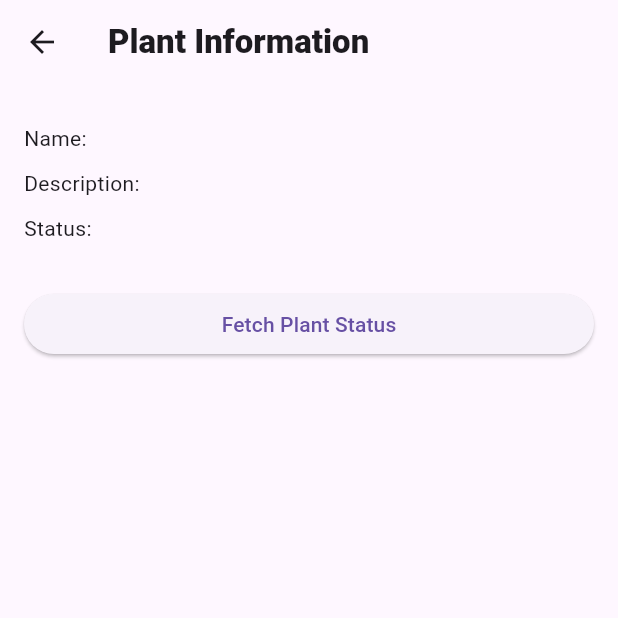
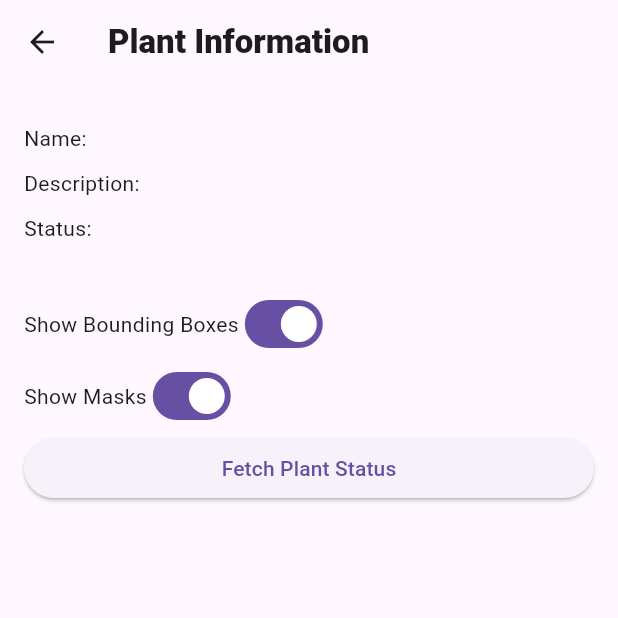
Before and after one commit to AgRobotics-Lab-in-BBE-UMN/gopher-eye-app, a Flutter app: the PlantInfo screen opened directly with empty values, on a phone screen of 412 x 824 dp, the top half of it. Run offline on Flutter 3.47's test engine with Material 3 defaults, Android fonts, the phone set to English and light mode, and no system bars; our stand-ins replace camera, gallery_saver, get, image_picker, permission_handler and 1 more; missing offline and left inert: dart:ffi; accounts and stored records are empty; network calls fail.

Commit message:
Add toggle for masks and bounding boxes

```diff
--- a/lib/plant_info.dart
+++ b/lib/plant_info.dart
@@ -7,10 +7,25 @@ import 'package:gopher_eye/api.dart';
 import 'package:http/http.dart' as http;
 import 'package:shared_preferences/shared_preferences.dart';
 
-class PlantInfo extends StatelessWidget {
+class PlantInfo extends StatefulWidget {
   const PlantInfo({super.key, required this.plantInfo});
+  final GetImageDataResponse plantInfo;
 
-  final GetImageDataResponse plantInfo;
+  @override
+  _PlantInfoState createState() => _PlantInfoState();
+}
+
+class _PlantInfoState extends State<PlantInfo> {
+  bool areBoundingBoxesVisible = true;
+  bool areMasksVisible = true;
+  List<Color> maskColors = [];
+
+  void initSatte() {
+    super.initState();
+    for (int i = 0; i < widget.plantInfo.masks!.length; i += 1) {
+      maskColors.add(Color((Random().nextDouble() * 0xFFFFFF).toInt()));
+    }
+  }
 
   @override
   Widget build(BuildContext context) {
@@ -37,58 +52,75 @@ class PlantInfo extends StatelessWidget {
                   children: [
                     Container(
                       child: Stack(children: <Widget>[
-                        // Container(
-                        //   height: 100,
-                        //   color: Colors.red,
-                        // ),
-                        Image.memory(plantInfo.image!),
-                        Positioned.fill(
-                            child: LayoutBuilder(
-                          builder: (context, constraints) => CustomPaint(
-                            painter: BoundingBoxes(
-                                plantInfo.boundingBoxes,
-                                constraints.maxWidth,
-                                constraints.maxHeight),
-                          ),
-                        )),
-                        Positioned.fill(
-                            child: LayoutBuilder(
-                          builder: (context, constraints) => CustomPaint(
-                            painter: Masks(
-                                plantInfo.masks,
-                                constraints.maxWidth,
-                                constraints.maxHeight),
-                          ),
-                        )),
+                        Image.memory(widget.plantInfo.image!),
+                        Visibility(
+                            visible: areBoundingBoxesVisible,
+                            child: Positioned.fill(
+                                child: LayoutBuilder(
+                                    builder: (context, constraints) =>
+                                        CustomPaint(
+                                          painter: BoundingBoxes(
+                                              widget.plantInfo.boundingBoxes,
+                                              constraints.maxWidth,
+                                              constraints.maxHeight),
+                                        )))),
+                        Visibility(
+                            visible: areMasksVisible,
+                            child: Positioned.fill(
+                                child: Masks(
+                                    masks: widget.plantInfo.masks,
+                                    colors: maskColors)))
                       ]),
                     ),
                     const SizedBox(height: 10.0),
                     Text(
-                      "Name: ${plantInfo.id}",
+                      "Name: ${widget.plantInfo.id}",
                     ),
                     const SizedBox(height: 10.0),
                     Text(
-                      "Description: ${plantInfo.id}",
+                      "Description: ${widget.plantInfo.id}",
                     ),
                     const SizedBox(height: 10.0),
                     Text(
-                      "Status: ${plantInfo.status}",
+                      "Status: ${widget.plantInfo.status}",
                     ),
                     const SizedBox(height: 10.0),
-                    if (plantInfo.status == 'completed')
+                    if (widget.plantInfo.status == 'completed')
                       Text(
-                        "disease: ${plantInfo.id}",
+                        "disease: ${widget.plantInfo.id}",
                       ),
                     const SizedBox(height: 10.0),
-                    if (plantInfo.status == 'completed')
+                    if (widget.plantInfo.status == 'completed')
                       Text(
-                        "Plant Cure: ${plantInfo.id}",
+                        "Plant Cure: ${widget.plantInfo.id}",
                       ),
                     const SizedBox(height: 10.0),
+                    Row(children: [
+                      Text("Show Bounding Boxes"),
+                      Switch(
+                        value: areBoundingBoxesVisible,
+                        onChanged: (value) {
+                          setState(() {
+                            areBoundingBoxesVisible = value;
+                          });
+                        },
+                      )
+                    ]),
+                    Row(children: [
+                      Text("Show Masks"),
+                      Switch(
+                        value: areMasksVisible,
+                        onChanged: (value) {
+                          setState(() {
+                            areMasksVisible = value;
+                          });
+                        },
+                      )
+                    ]),
                     // Add a button to fetch the plant status
                     ElevatedButton(
                       onPressed: () async {
-                        if (plantInfo.id == null) {
+                        if (widget.plantInfo.id == null) {
                           SharedPreferences prefs =
                               await SharedPreferences.getInstance();
                           var plantId = prefs.getString('plant_id');
@@ -115,7 +147,8 @@ class PlantInfo extends StatelessWidget {
                             );
                           }
                         } else {
-                          final status = await fetchPlantStatus(plantInfo.id!);
+                          final status =
+                              await fetchPlantStatus(widget.plantInfo.id!);
                           if (status != null) {
                             ScaffoldMessenger.of(context).showSnackBar(
                               SnackBar(
@@ -166,7 +199,8 @@ class BoundingBoxes extends CustomPainter {
   final double widthScale;
   final double heightScale;
 
-  BoundingBoxes(this.boundingBoxes, this.widthScale, this.heightScale);
+  BoundingBoxes(
+      this.boundingBoxes, this.widthScale, this.heightScale);
 
   @override
   void paint(Canvas canvas, Size size) {
@@ -191,12 +225,29 @@ class BoundingBoxes extends CustomPainter {
   bool shouldRepaint(covariant CustomPainter oldDelegate) => false;
 }
 
-class Masks extends CustomPainter {
+class Masks extends StatelessWidget {
+  final List<Color> colors;
+  final List<dynamic>? masks;
+
+  const Masks({super.key, required this.masks, required this.colors});
+
+  @override
+  Widget build(BuildContext context) {
+    return LayoutBuilder(
+        builder: (context, constraints) => CustomPaint(
+              painter: MasksPainter(
+                  masks, constraints.maxWidth, constraints.maxHeight, colors),
+            ));
+  }
+}
+
+class MasksPainter extends CustomPainter {
   final List<dynamic>? masks;
   final double widthScale;
   final double heightScale;
+  final List<Color> colors;
 
-  Masks(this.masks, this.widthScale, this.heightScale);
+  MasksPainter(this.masks, this.widthScale, this.heightScale, this.colors);
 
   @override
   void paint(Canvas canvas, Size size) {
@@ -218,7 +269,11 @@ class Masks extends CustomPainter {
         }
       }
       path.close();
-      final color = Color((Random().nextDouble() * 0xFFFFFF).toInt());
+
+      if (colors.length < masks!.length) {
+        colors.add(Color((Random().nextDouble() * 0xFFFFFF).toInt()));
+      }
+      final color = colors[i];
       paint.color = color.withOpacity(0.5);
       canvas.drawPath(path, paint..style = PaintingStyle.fill);
       paint.color = color.withOpacity(1.0);
```
